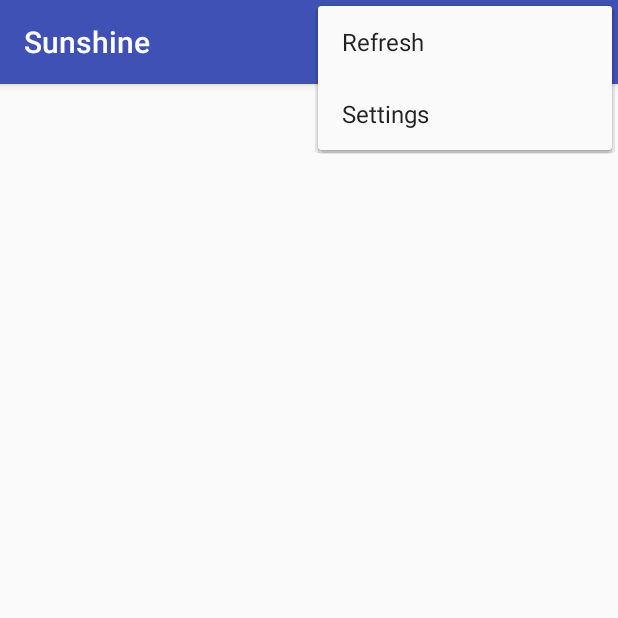
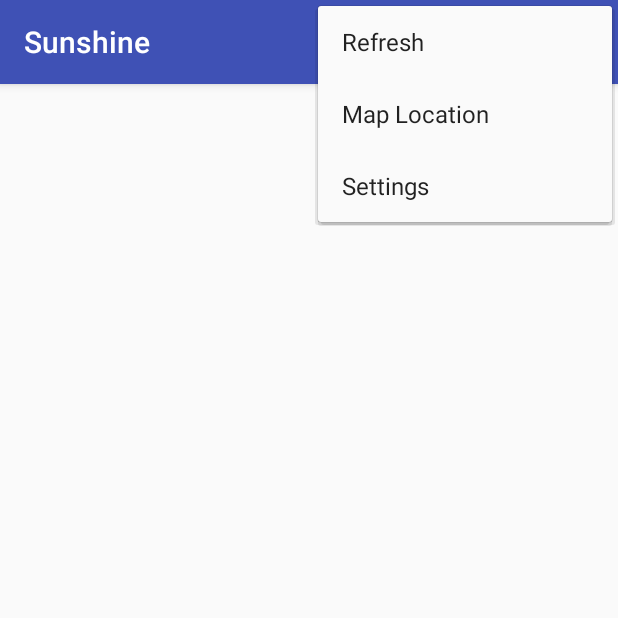
Before and after one commit to Jackie880823/Sunshine, an Android app: the screen it shows after launch (MainActivity), with the options menu open, on a phone screen of 412 x 824 dp, the top half of it. Run offline under Robolectric (Android 15) with nearby library versions, the phone set to English and light mode, and no system bars.

Commit message:
Feature: 添加地图位置

```diff
--- a/app/src/main/java/com/jackie/sunshine/app/ForecastFragment.java
+++ b/app/src/main/java/com/jackie/sunshine/app/ForecastFragment.java
@@ -75,6 +75,7 @@ public class ForecastFragment extends Fragment {
     private static final String TAG = "ForecastFragment";
 
     private ArrayAdapter<String> mForecastAdapter;
+    private SharedPreferences mSharedPreferences;
 
     public ForecastFragment() {
     }
@@ -119,6 +120,8 @@ public class ForecastFragment extends Fragment {
             }
         });
 
+        initSharedPreferences();
+
         return rootView;
     }
 
@@ -140,6 +143,10 @@ public class ForecastFragment extends Fragment {
                 Log.d(TAG, "onOptionsItemSelected: selected action is refresh");
                 updateWeather();
                 return true;
+            case R.id.action_map:
+                openPreferredLocationMap();
+                return true;
+
             default:
                 break;
         }
@@ -147,16 +154,41 @@ public class ForecastFragment extends Fragment {
         return super.onOptionsItemSelected(item);
     }
 
-    private void updateWeather() {SharedPreferences prefs = PreferenceManager.getDefaultSharedPreferences
-            (getActivity());
-        String location = prefs.getString(getString(R.string.pref_location_key),
+    private void openPreferredLocationMap() {
+        String location = mSharedPreferences.getString(getString(R.string.pref_location_key),
                 getString(R.string.pref_location_default));
 
-        String unitsType = prefs.getString(getString(R.string.pref_units_key), getString(R.string
+        Uri geoLocation = Uri.parse("geo:0,0?")
+                .buildUpon()
+                .appendQueryParameter("q", location)
+                .build();
+
+        Intent intent = new Intent(Intent.ACTION_VIEW);
+        intent.setData(geoLocation);
+
+        if (intent.resolveActivity(getActivity().getPackageManager()) != null) {
+            startActivity(intent);
+        } else {
+            Log.d(TAG, "openPreferredLocationMap: Couldn't call " + location + ", no receiving " +
+                    "apps installed!");
+        }
+    }
+
+    private void updateWeather() {
+
+        String location = mSharedPreferences.getString(getString(R.string.pref_location_key),
+                getString(R.string.pref_location_default));
+
+        String unitsType = mSharedPreferences.getString(getString(R.string.pref_units_key), getString(R.string
                 .pref_units_default));
 
         FetchWeatherTask weatherTask = new FetchWeatherTask();
         weatherTask.execute(location, unitsType);
+    }
+
+    private void initSharedPreferences() {
+        mSharedPreferences = PreferenceManager.getDefaultSharedPreferences
+            (getActivity());
     }
 
     public class FetchWeatherTask extends AsyncTask<String, Void, String[]>{
--- a/app/src/main/res/menu/forecast_fragment.xml
+++ b/app/src/main/res/menu/forecast_fragment.xml
@@ -34,4 +34,9 @@
         android:id="@+id/action_refresh"
         android:title="@string/action_refresh"
         app:showAsAction="never"/>
+
+    <item android:id="@+id/action_map"
+          android:title="@string/action_map"
+          app:showAsAction="never"/>
+
 </menu>
--- a/app/src/main/res/values/strings.xml
+++ b/app/src/main/res/values/strings.xml
@@ -65,4 +65,5 @@
     <!-- Default value in SharedPreferences for imperial temperature unit option [CHAR LIMIT=NONE]
      -->
     <string name="pref_units_default" translatable="false">@string/pref_units_label_metric</string>
+    <string name="action_map">Map Location</string>
 </resources>
```
